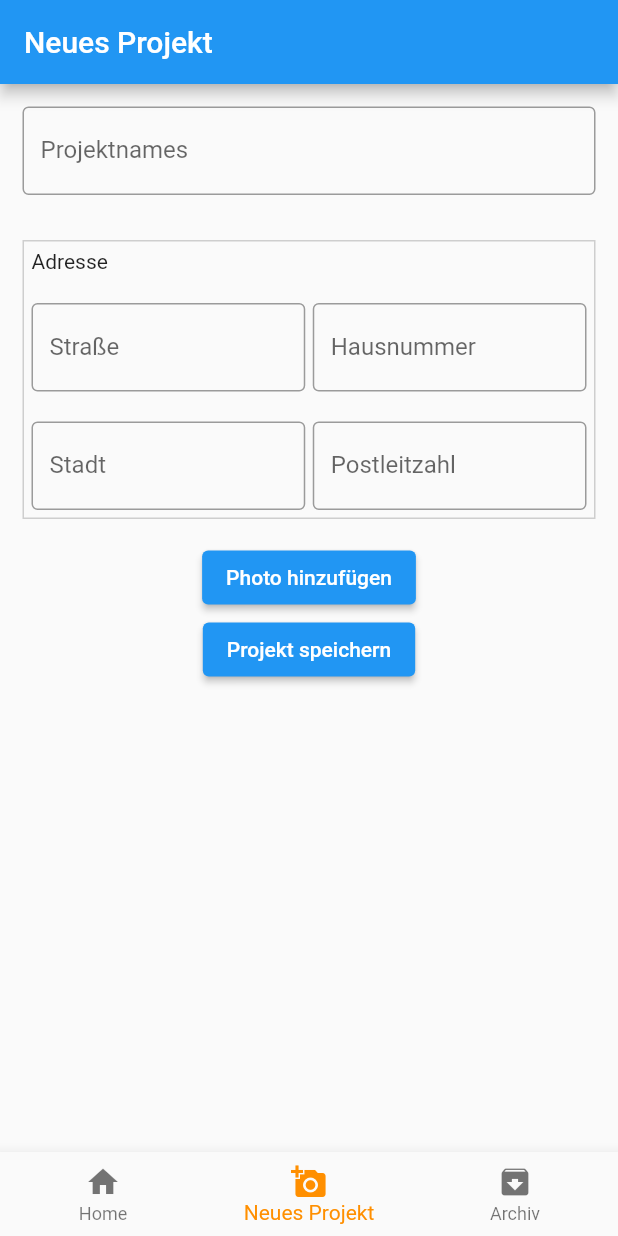
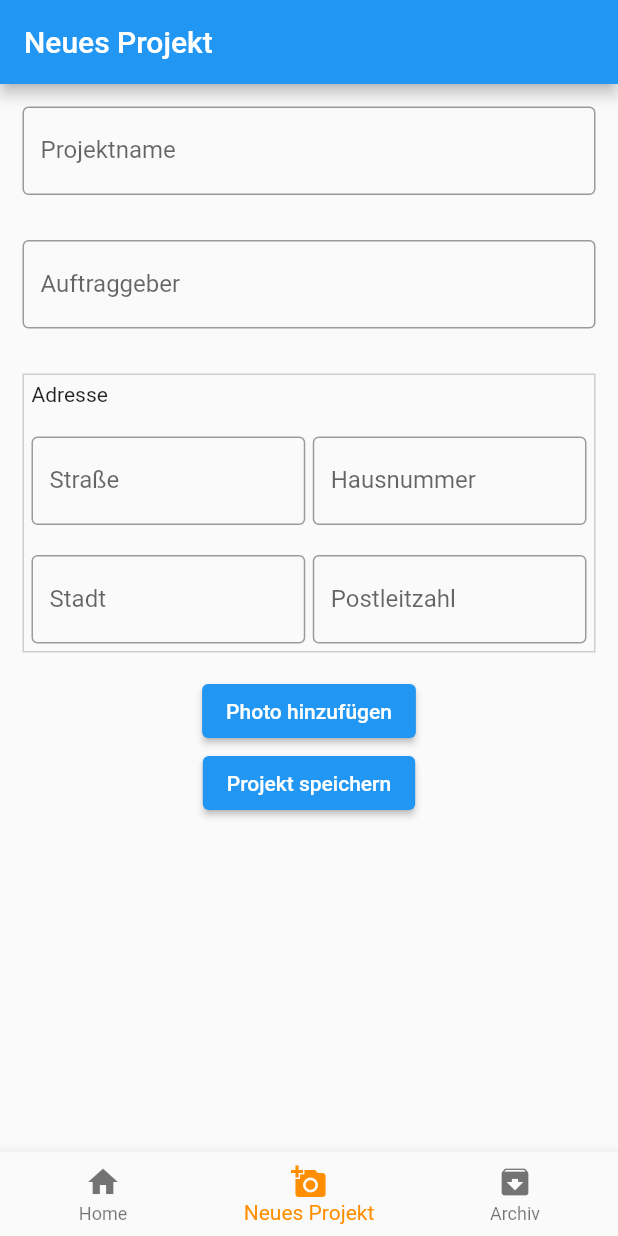
Before and after one commit to Monsieur-Bandana/Flutter, a Flutter app: the screen it shows after launch, item 2 of the bottom bar chosen, on a phone screen of 412 x 824 dp. Run offline on Flutter 3.47's test engine with Material 2 defaults, Android fonts, the phone set to English and light mode, and no system bars; our stand-ins replace camera, flutter_map, latlong2, permission_handler; missing offline and left inert: downloads_path_provider_28.

Commit message:
made textinputfield generic

```diff
--- /dev/null
+++ b/prototype/lib/newProject/input_field.dart
@@ -0,0 +1,63 @@
+import 'package:flutter/material.dart';
+import 'package:prototype/localDrive/content.dart';
+import 'package:prototype/newProject/saveTest.dart';
+
+enum InputType { projectName, client }
+
+/**
+ * gibt ein Textfeld zum Eingeben vom Projektnamen zurück
+ */
+
+//TODO rename to inputfield, make more generic using type
+class InputField extends StatefulWidget {
+  late Enum type;
+  InputField(this.type, {Key? key}) : super(key: key);
+
+  String getLabelText() {
+    if (type == InputType.projectName) {
+      return "Projektname";
+    } else if (type == InputType.client) {
+      return "Auftraggeber";
+    }
+    return "";
+  }
+
+  void setStateLocation(String text) {
+    if (type == InputType.projectName) {
+      SaveTest.cash.newProjectName = text;
+    } else if (type == InputType.client) {
+      SaveTest.cash.client = text;
+    }
+  }
+
+  @override
+  _InputFieldState createState() {
+    return _InputFieldState(type);
+  }
+}
+
+class _InputFieldState extends State<InputField> {
+  late Enum type;
+  _InputFieldState(this.type);
+
+  final TextEditingController nameController = TextEditingController();
+
+  @override
+  Widget build(BuildContext context) {
+    return Container(
+      margin: const EdgeInsets.all(15.0),
+      child: TextField(
+        controller: nameController,
+        onChanged: (text) {
+          setState(() {
+            InputField(type).setStateLocation(text);
+          });
+        },
+        decoration: InputDecoration(
+          border: OutlineInputBorder(),
+          labelText: InputField(type).getLabelText(),
+        ),
+      ),
+    );
+  }
+}
--- a/prototype/lib/newProject/saveTest.dart
+++ b/prototype/lib/newProject/saveTest.dart
@@ -1,6 +1,6 @@
 import 'package:flutter/material.dart';
 import 'package:prototype/localDrive/content.dart';
-import 'package:prototype/newProject/textfieldProjectName.dart';
+import 'package:prototype/newProject/input_field.dart';
 import '../localDrive/file_utils.dart';
 import 'newAddress.dart';
 import 'newPhotoButton.dart';
@@ -22,7 +22,8 @@ class _SaveTestState extends State<SaveTest> {
   Widget build(BuildContext context) {
     return Column(
       children: <Widget>[
-        TextFieldProjectName(),
+        InputField(InputType.projectName),
+        InputField(InputType.client),
         NewAddress(),
         AddPhotoButton(),
         Align(
--- a/prototype/lib/newProject/textfieldProjectName.dart
+++ /dev/null
@@ -1,39 +0,0 @@
-import 'package:flutter/material.dart';
-import 'package:prototype/localDrive/content.dart';
-import 'package:prototype/newProject/saveTest.dart';
-import 'package:prototype/localDrive/content.dart';
-
-/**
- * gibt ein Textfeld zum Eingeben vom Projektnamen zurück
- */
-
-//TODO rename to inputfield, make more generic using type
-class TextFieldProjectName extends StatefulWidget {
-  @override
-  _TextFieldProjectNameState createState() {
-    return _TextFieldProjectNameState();
-  }
-}
-
-class _TextFieldProjectNameState extends State<TextFieldProjectName> {
-  final TextEditingController nameController = TextEditingController();
-
-  @override
-  Widget build(BuildContext context) {
-    return Container(
-      margin: const EdgeInsets.all(15.0),
-      child: TextField(
-        controller: nameController,
-        onChanged: (text) {
-          setState(() {
-            SaveTest.cash.newProjectName = text;
-          });
-        },
-        decoration: const InputDecoration(
-          border: OutlineInputBorder(),
-          labelText: 'Projektnames',
-        ),
-      ),
-    );
-  }
-}
```
Also changed, not shown: 3 other files.
